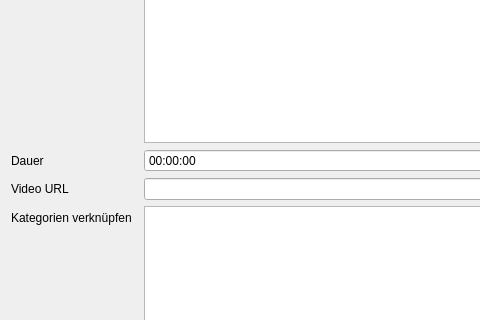
Above: app/view/exercise_widget.ui from UltimateCuB3R/DLMCSPSE01_D before the change; both pictures show x 0 to 480 and y 101 to 421 of the 637 by 705 pixel window. Below: the same form after it.
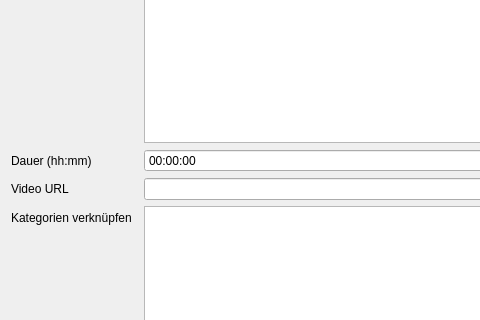
That is the form after the change.

The edit to the form file:
```diff
--- a/app/view/exercise_widget.ui
+++ b/app/view/exercise_widget.ui
@@ -50,7 +50,7 @@
      <item row="3" column="0">
       <widget class="QLabel" name="label_duration">
        <property name="text">
-        <string>Dauer</string>
+        <string>Dauer (hh:mm)</string>
        </property>
       </widget>
      </item>
```
